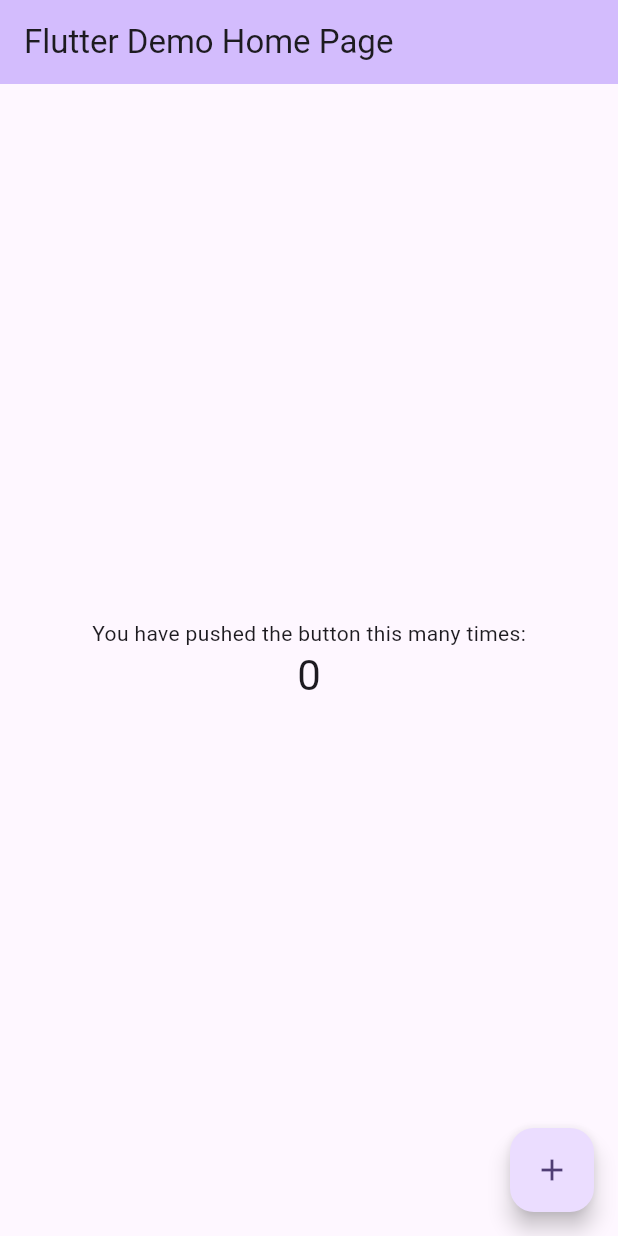
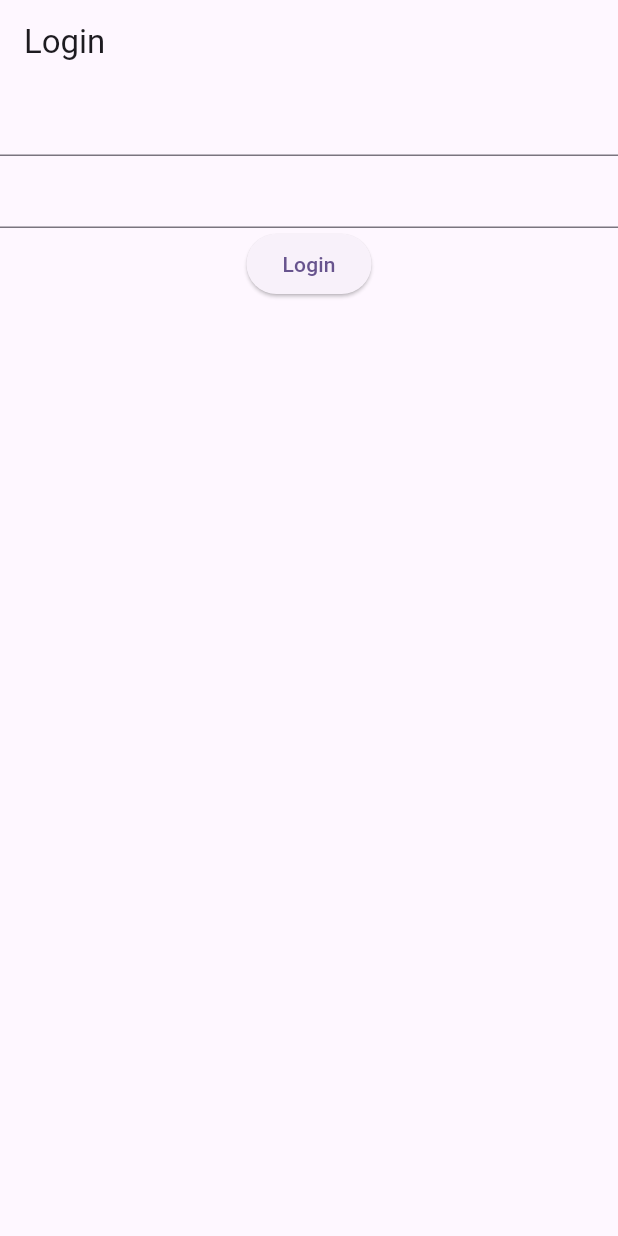
Before and after one commit to MuhammadAliKust/UsmanToDoAppAPI, a Flutter app: the screen it shows after launch, on a phone screen of 412 x 824 dp. Run offline on Flutter 3.47's test engine with Material 3 defaults, Android fonts, the phone set to English and light mode, and no system bars; drawn by our look-alikes of loading_overlay.

```diff
--- /dev/null
+++ b/lib/configs/backend_configs.dart
@@ -0,0 +1,3 @@
+class BackendConfigs {
+  static const String kBaseUrl = 'https://todo-nu-plum-19.vercel.app/';
+}
--- /dev/null
+++ b/lib/configs/end_point.dart
@@ -0,0 +1,4 @@
+class EndPoints {
+  static const String kLogin = "/users/login";
+  static const String kGetProfile = "/users/profile";
+}
--- a/lib/main.dart
+++ b/lib/main.dart
@@ -1,4 +1,5 @@
 import 'package:flutter/material.dart';
+import 'package:todo_app_api/views/login.dart';
 
 void main() {
   runApp(const MyApp());
@@ -31,7 +32,7 @@ class MyApp extends StatelessWidget {
         colorScheme: ColorScheme.fromSeed(seedColor: Colors.deepPurple),
         useMaterial3: true,
       ),
-      home: const MyHomePage(title: 'Flutter Demo Home Page'),
+      home: LoginView(),
     );
   }
 }
--- /dev/null
+++ b/lib/views/login.dart
@@ -0,0 +1,80 @@
+import 'dart:developer';
+
+import 'package:flutter/material.dart';
+import 'package:loading_overlay/loading_overlay.dart';
+import 'package:todo_app_api/services/auth.dart';
+
+class LoginView extends StatefulWidget {
+  LoginView({super.key});
+
+  @override
+  State<LoginView> createState() => _LoginViewState();
+}
+
+class _LoginViewState extends State<LoginView> {
+  TextEditingController emailController = TextEditingController();
+
+  TextEditingController pwdController = TextEditingController();
+
+  bool isLoading = false;
+
+  @override
+  Widget build(BuildContext context) {
+    return LoadingOverlay(
+      isLoading: isLoading,
+      child: Scaffold(
+        appBar: AppBar(
+          title: Text("Login"),
+        ),
+        body: Column(
+          children: [
+            TextField(
+              controller: emailController,
+            ),
+            TextField(
+              controller: pwdController,
+            ),
+            ElevatedButton(
+                onPressed: () async {
+                  try {
+                    isLoading = true;
+                    setState(() {});
+                    await AuthServices()
+                        .loginUser(
+                            email: emailController.text,
+                            password: pwdController.text)
+                        .then((val) async {
+
+                      if (val.user == null) {
+                        ScaffoldMessenger.of(context).showSnackBar(SnackBar(
+                            content: Text("Email or password is invalid")));
+                      } else {
+                        await AuthServices()
+                            .getUserProfile(token: val.token.toString())
+                            .then((val) {
+                          isLoading = false;
+                          setState(() {});
+                          showDialog(
+                              context: context,
+                              builder: (context) {
+                                return AlertDialog(
+                                  content: Text(val.user!.name.toString()),
+                                );
+                              });
+                        });
+                      }
+                    });
+                  } catch (e) {
+                    isLoading = false;
+                    setState(() {});
+                    ScaffoldMessenger.of(context)
+                        .showSnackBar(SnackBar(content: Text(e.toString())));
+                  }
+                },
+                child: Text("Login"))
+          ],
+        ),
+      ),
+    );
+  }
+}
--- a/pubspec.yaml
+++ b/pubspec.yaml
@@ -36,6 +36,7 @@ dependencies:
   # Use with the CupertinoIcons class for iOS style icons.
   cupertino_icons: ^1.0.6
   http: ^1.2.2
+  loading_overlay: ^0.3.0
 
 dev_dependencies:
   flutter_test:
```
Also changed, not shown: lib/services/auth.dart (+9 -6 lines), pubspec.lock.
